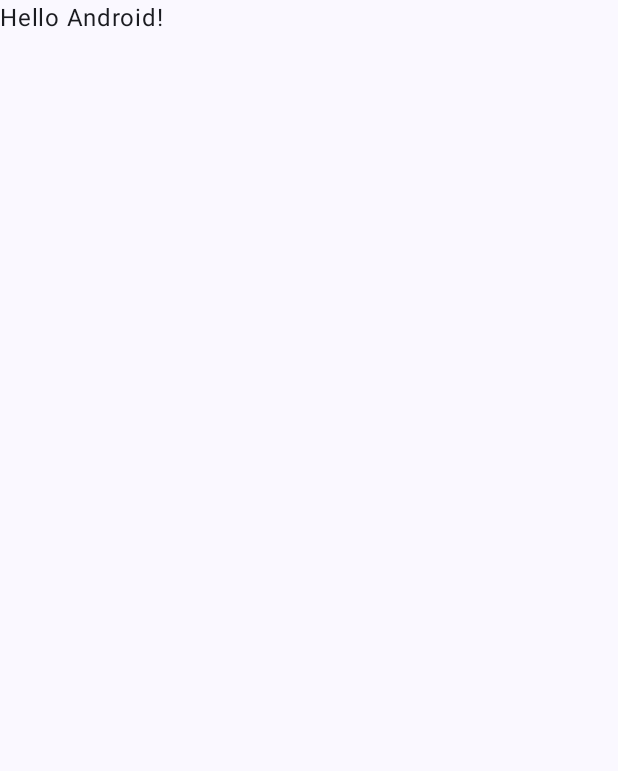
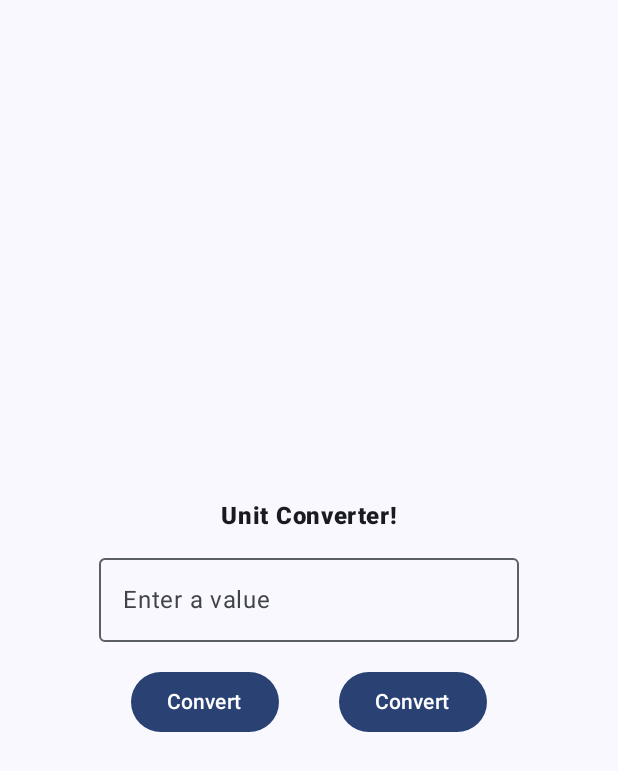
Before and after one commit to RanaMahadAhmer/KotlinPractice, an Android app built with Jetpack Compose: the screen it shows after launch (MainActivity), on a phone screen of 412 x 824 dp. Before the commit the part shown is almost empty. Shown: the top 771 px of the screen. Run offline under Robolectric (Android 15) with nearby library versions, the light colour scheme and no system bars.

Commit message:
Nearing the UI finalization

```diff
--- a/app/src/main/java/com/ranamahadahmer/unitconverter/MainActivity.kt
+++ b/app/src/main/java/com/ranamahadahmer/unitconverter/MainActivity.kt
@@ -1,29 +1,50 @@
 package com.ranamahadahmer.unitconverter
 
+import android.annotation.SuppressLint
 import android.os.Bundle
+import android.widget.Space
 import androidx.activity.ComponentActivity
 import androidx.activity.compose.setContent
 import androidx.activity.enableEdgeToEdge
+import androidx.compose.foundation.layout.Arrangement
+import androidx.compose.foundation.layout.Column
+import androidx.compose.foundation.layout.Row
+import androidx.compose.foundation.layout.Spacer
 import androidx.compose.foundation.layout.fillMaxSize
+import androidx.compose.foundation.layout.fillMaxWidth
+import androidx.compose.foundation.layout.height
 import androidx.compose.foundation.layout.padding
+import androidx.compose.foundation.layout.width
+import androidx.compose.material3.Button
+import androidx.compose.material3.HorizontalDivider
+
+import androidx.compose.material3.OutlinedTextField
 import androidx.compose.material3.Scaffold
 import androidx.compose.material3.Text
+import androidx.compose.material3.TextButton
 import androidx.compose.runtime.Composable
+import androidx.compose.ui.Alignment
 import androidx.compose.ui.Modifier
+import androidx.compose.ui.text.font.FontWeight
 import androidx.compose.ui.tooling.preview.Preview
+import androidx.compose.ui.unit.dp
 import com.ranamahadahmer.unitconverter.ui.theme.UnitConverterTheme
 
 class MainActivity : ComponentActivity() {
+    @SuppressLint("UnusedMaterial3ScaffoldPaddingParameter")
     override fun onCreate(savedInstanceState: Bundle?) {
         super.onCreate(savedInstanceState)
         enableEdgeToEdge()
         setContent {
             UnitConverterTheme {
-                Scaffold(modifier = Modifier.fillMaxSize()) { innerPadding ->
+                Scaffold {
+
                     Greeting(
-                        name = "Android",
-                        modifier = Modifier.padding(innerPadding)
-                    )
+
+
+                        )
+
+
                 }
             }
         }
@@ -31,17 +52,33 @@ class MainActivity : ComponentActivity() {
 }
 
 @Composable
-fun Greeting(name: String, modifier: Modifier = Modifier) {
-    Text(
-        text = "Hello $name!",
-        modifier = modifier
-    )
+fun Greeting( ) {
+    Column ( verticalArrangement = Arrangement.Center, horizontalAlignment = Alignment.CenterHorizontally, modifier = Modifier.fillMaxSize()){
+
+        Text(
+            text = "Unit Converter!",
+            fontWeight = FontWeight(1000)
+
+        )
+        Spacer(modifier = Modifier.height(16.dp))
+        OutlinedTextField(value = "", onValueChange = { println() }, placeholder = { Text("Enter a value") })
+        Spacer(modifier = Modifier.height(16.dp))
+        Row {
+            Button(onClick = { /*TODO*/ }) {
+                Text("Convert")
+            }
+            Spacer(modifier = Modifier.width(40.dp))
+            Button(onClick = { /*TODO*/ }) {
+                Text("Convert")
+            }
+        }
+    }
 }
 
 @Preview(showBackground = true)
 @Composable
 fun GreetingPreview() {
     UnitConverterTheme {
-        Greeting("Android")
+        Greeting()
     }
 }
--- a/app/src/main/java/com/ranamahadahmer/unitconverter/ui/theme/Color.kt
+++ b/app/src/main/java/com/ranamahadahmer/unitconverter/ui/theme/Color.kt
@@ -6,6 +6,8 @@ val Purple80 = Color(0xFFD0BCFF)
 val PurpleGrey80 = Color(0xFFCCC2DC)
 val Pink80 = Color(0xFFEFB8C8)
 
+
+
 val Purple40 = Color(0xFF6650a4)
 val PurpleGrey40 = Color(0xFF625b71)
 val Pink40 = Color(0xFF7D5260)
--- a/gradle/libs.versions.toml
+++ b/gradle/libs.versions.toml
@@ -1,5 +1,5 @@
 [versions]
-agp = "8.5.0"
+agp = "8.5.1"
 kotlin = "1.9.0"
 coreKtx = "1.13.1"
 junit = "4.13.2"
```
